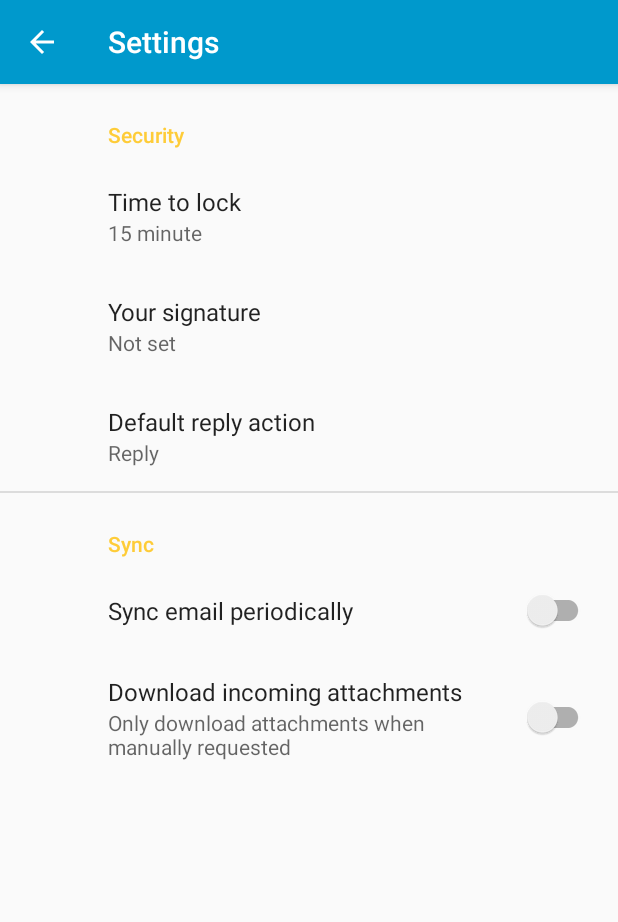
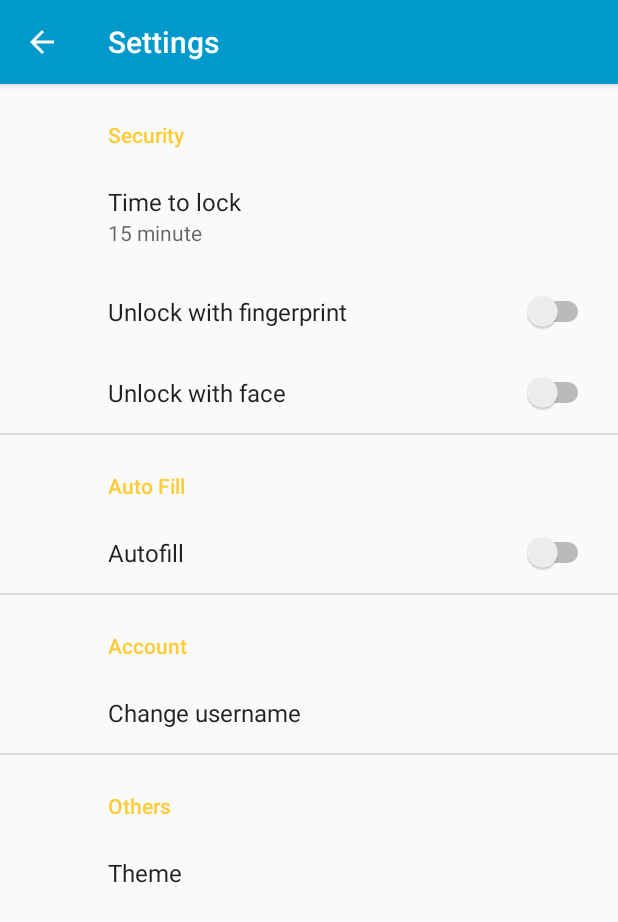
Before and after one commit to Bonlin0/PasswordShield, an Android app: the screen it shows after launch (SettingsActivity), in the side drawer, after a tap on "Settings", on a phone screen of 412 x 824 dp. Shown: the top 922 px of the screen. Run offline under Robolectric (Android 15) with nearby library versions, the phone set to English and light mode, and no system bars; our stand-ins replace androidx.preference.

Commit message:
Settings V1 UI completed. Actionbar updated.
设置界面基本实现。
主活动工具条功能更改为关于和帮助。

Co-Authored-By: sairenhecate <sairenhecate@users.noreply.github.com>

```diff
--- a/PasswordShield_demo0/app/src/main/java/cn/adminzero/passwordshield_demo0/MainActivity.java
+++ b/PasswordShield_demo0/app/src/main/java/cn/adminzero/passwordshield_demo0/MainActivity.java
@@ -39,8 +39,6 @@ public class MainActivity extends AppCompatActivity
         fab.setOnClickListener(new View.OnClickListener() {
             @Override
             public void onClick(View view) {
-                // Snackbar.make(view, "Replace with your own action", Snackbar.LENGTH_LONG)
-                //        .setAction("Action", null).show();
                 Intent intent_to_Add=new Intent(MainActivity.this,AddAccountActivity.class);
                 startActivity(intent_to_Add);
             }
--- a/PasswordShield_demo0/app/src/main/res/menu/main.xml
+++ b/PasswordShield_demo0/app/src/main/res/menu/main.xml
@@ -2,9 +2,14 @@
 <menu xmlns:android="http://schemas.android.com/apk/res/android"
     xmlns:app="http://schemas.android.com/apk/res-auto">
     <item
-        android:id="@+id/action_settings"
-        android:icon="@android:drawable/ic_menu_manage"
-        android:orderInCategory="100"
-        android:title="@string/action_settings"
-        app:showAsAction="ifRoom" />
+        android:id="@+id/action_help"
+        android:orderInCategory="10"
+        android:title="@string/action_help"
+        app:showAsAction="never" />
+
+    <item
+        android:id="@+id/action_about"
+        android:orderInCategory="50"
+        android:title="@string/about"
+        app:showAsAction="never" />
 </menu>
--- a/PasswordShield_demo0/app/src/main/res/values/arrays.xml
+++ b/PasswordShield_demo0/app/src/main/res/values/arrays.xml
@@ -24,4 +24,17 @@
         <item>@string/one_hour</item>
         <item>@string/never</item>
     </string-array>
+
+    <!-- Themes Preference -->
+    <string-array name="themes_entries">
+        <item>@string/light</item>
+        <item>@string/dark</item>
+    </string-array>
+
+    <string-array name="themes_values">
+        <item>@string/light</item>
+        <item>@string/dark</item>
+    </string-array>
+
+
 </resources>
--- a/PasswordShield_demo0/app/src/main/res/values/strings.xml
+++ b/PasswordShield_demo0/app/src/main/res/values/strings.xml
@@ -42,6 +42,7 @@
     <string name="time_to_lock">Time to lock</string>
     <string name="unlock_with_fingerprint">Unlock with fingerprint</string>
     <string name="lock_now">Lock now</string>
+    <string name="unlock_with_face">Unlock with face</string>
 
     <string name="one_minute">1 minute</string>
     <string name="fifteen_minutes">15 minute</string>
@@ -52,12 +53,15 @@
     <string name="change_username">Change username</string>
     <string name="log_out_preference">Log out</string>
 
-    <string name="autofill">Autofill</string>
+    <string name="auto_fill">Autofill</string>
 
     <!-- Others Preferences -->
     <string name="theme">Theme</string>
     <string name="about">About</string>
     <string name="help">Help</string>
+
+    <string name="light">Light</string>
+    <string name="dark">Dark</string>
 
     <string name="sync_title">Sync email periodically</string>
     <string name="attachment_title">Download incoming attachments</string>
@@ -65,5 +69,9 @@
     </string>
     <string name="attachment_summary_off">Only download attachments when manually requested</string>
 
+    <!-- ActionBar -->
+    <string name="action_help">Help</string>
+    <string name="action_about">About</string>
+
 
 </resources>
--- a/PasswordShield_demo0/app/src/main/res/xml/root_preferences.xml
+++ b/PasswordShield_demo0/app/src/main/res/xml/root_preferences.xml
@@ -28,33 +28,46 @@
             android:title="@string/time_to_lock"
             app:useSimpleSummaryProvider="true"/>
 
-        <EditTextPreference
-            app:key="username"
-            app:title="@string/signature_title"
-            app:useSimpleSummaryProvider="true" />
+        <SwitchPreference
+            android:defaultValue="false"
+            android:key="switch_unlock_with_fingerprint"
+            android:title="@string/unlock_with_fingerprint" />
 
-        <ListPreference
-            app:defaultValue="reply"
-            app:entries="@array/reply_entries"
-            app:entryValues="@array/reply_values"
-            app:key="reply"
-            app:title="@string/reply_title"
-            app:useSimpleSummaryProvider="true" />
+        <SwitchPreference
+            android:defaultValue="false"
+            android:key="switch_unlock_with_face"
+            android:title="@string/unlock_with_face" />
 
     </PreferenceCategory>
 
-    <PreferenceCategory app:title="@string/sync_header">
+    <PreferenceCategory app:title="@string/auto_fill_header">
 
-        <SwitchPreferenceCompat
-            app:key="sync"
-            app:title="@string/sync_title" />
+        <SwitchPreference
+            android:defaultValue="false"
+            android:key="switch_auto_fill"
+            android:title="@string/auto_fill" />
 
-        <SwitchPreferenceCompat
-            app:dependency="sync"
-            app:key="attachment"
-            app:summaryOff="@string/attachment_summary_off"
-            app:summaryOn="@string/attachment_summary_on"
-            app:title="@string/attachment_title" />
+    </PreferenceCategory>
+
+    <PreferenceCategory app:title="@string/account_header">
+
+        <EditTextPreference
+            android:defaultValue="Your Username"
+            android:key="edit_username"
+            android:selectAllOnFocus="true"
+            android:singleLine="true"
+            android:title="@string/change_username" />
+
+    </PreferenceCategory>
+
+    <PreferenceCategory app:title="@string/others_header">
+
+        <ListPreference
+            android:defaultValue="@string/light"
+            android:entries="@array/themes_entries"
+            android:entryValues="@array/themes_values"
+            android:key="list_theme"
+            android:title="@string/theme" />
 
     </PreferenceCategory>
 
```
